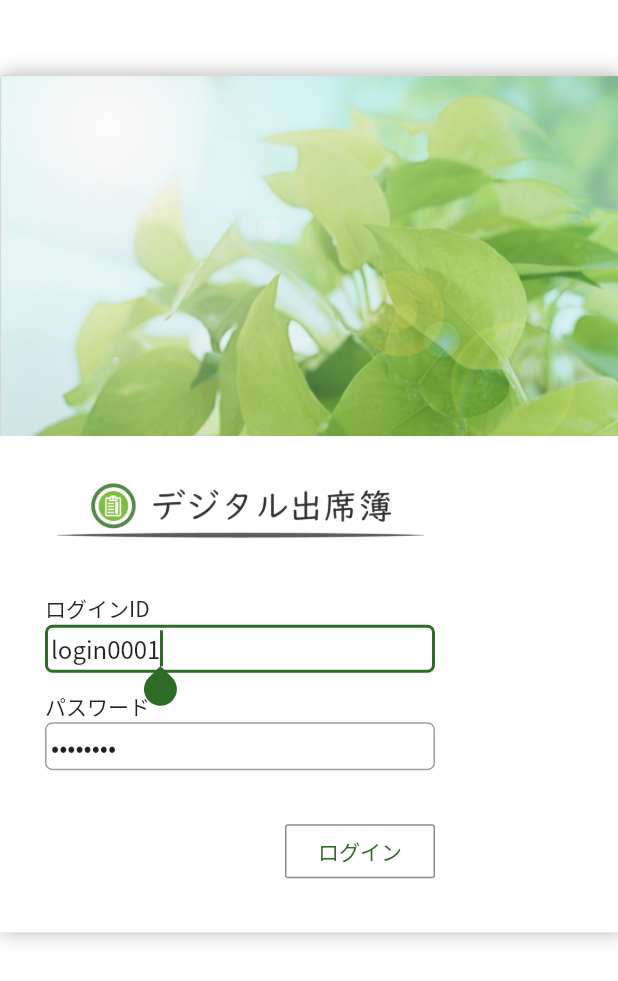
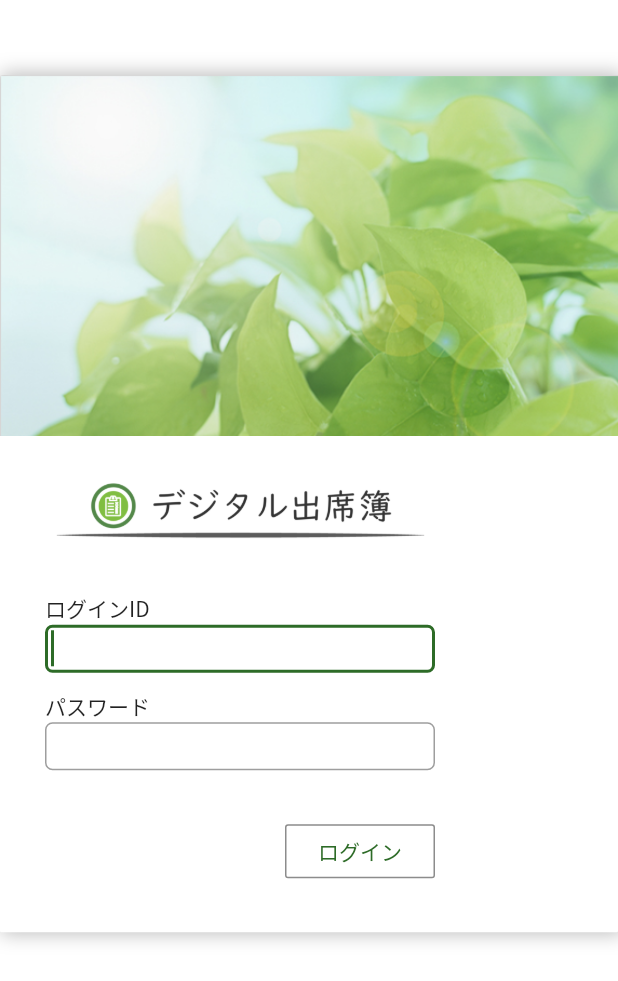
Before and after one commit to leadingtechnology/EduKoumu.Shusekibo.Web, a Flutter app: the screen it shows after launch, on a phone screen of 412 x 824 dp. Shown: the top 981 px of the screen. Run offline on Flutter 3.47's test engine with Material 2 defaults, Android fonts, the phone set to English and light mode, and no system bars; our stand-ins replace auto_route, auto_size_text, connectivity_plus, dio, dropdown_search, flutter_dotenv and 7 more; missing offline and left inert: dart:html, pluto_grid; generated files the repository leaves out were written again.

```diff
--- a/lib/app/feature/auth/widget/sign_in_page.dart
+++ b/lib/app/feature/auth/widget/sign_in_page.dart
@@ -13,8 +13,8 @@ class SignInPage extends ConsumerWidget {
 
   SignInPage({super.key});
 
-  final _emailController = TextEditingController(text: 'login0001');
-  final _passwordController = TextEditingController(text: 'P@ssw0rd');
+  final _emailController = TextEditingController(text: '');
+  final _passwordController = TextEditingController(text: '');
 
   @override
   Widget build(BuildContext context, WidgetRef ref) {
--- a/lib/app/feature/awareness/awareness_page.dart
+++ b/lib/app/feature/awareness/awareness_page.dart
@@ -10,9 +10,7 @@ import 'package:shusekibo/app/feature/navigation/navigation_bar.dart';
 import 'package:shusekibo/app/widget/awareness/awareness_kizuki_model.dart';
 import 'package:shusekibo/app/widget/awareness/awareness_kizuki_provider.dart';
 import 'package:shusekibo/app/widget/awareness/awareness_meibo_provider.dart';
-import 'package:shusekibo/app/widget/cache/cache_provider.dart';
 import 'package:shusekibo/app/widget/common/header_bar.dart';
-import 'package:shusekibo/app/widget/dashboard/home_health_provider.dart';
 import 'package:shusekibo/shared/util/spacing.dart';
 
 class AwarenessRoute extends PageRouteInfo {
@@ -104,6 +102,9 @@ class AwarenessPage extends ConsumerWidget {
   Future<void> _handlePressActionButton(
       BuildContext context, WidgetRef ref,) async {
 
+    ref.read(awarenessJuyoProvider.notifier).state = false;
+    ref.read(awarenessBunruiProvider.notifier).state = '10';
+
     await DialogUtil.show(
       context: context,
       builder: (BuildContext context) {
```
